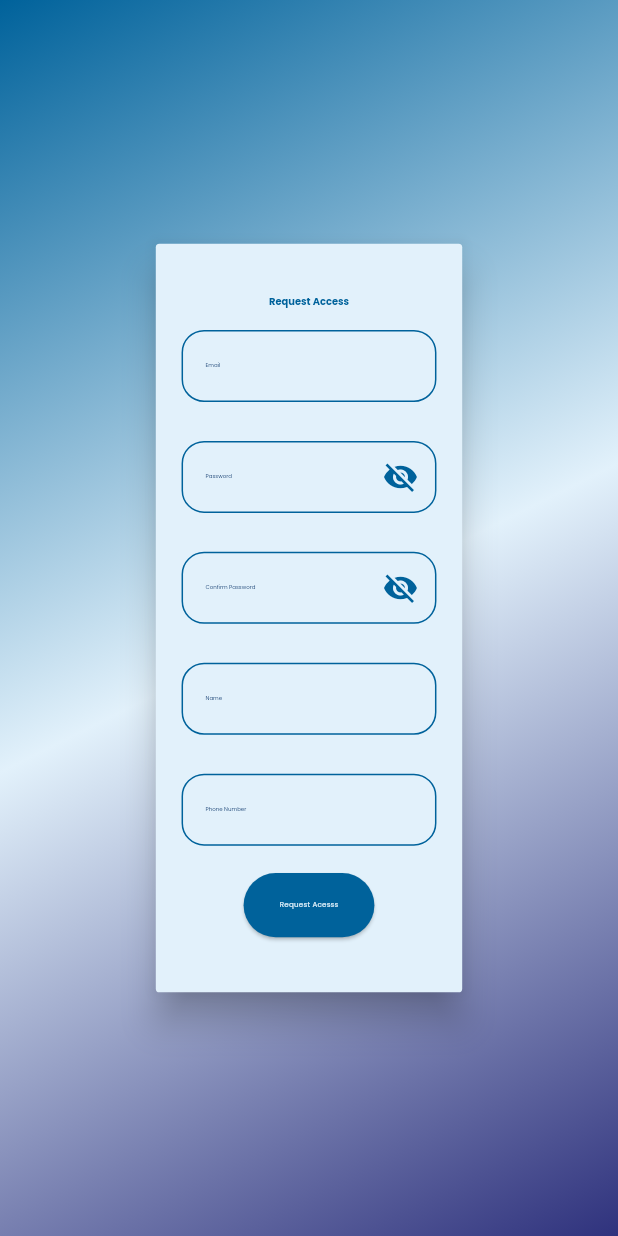
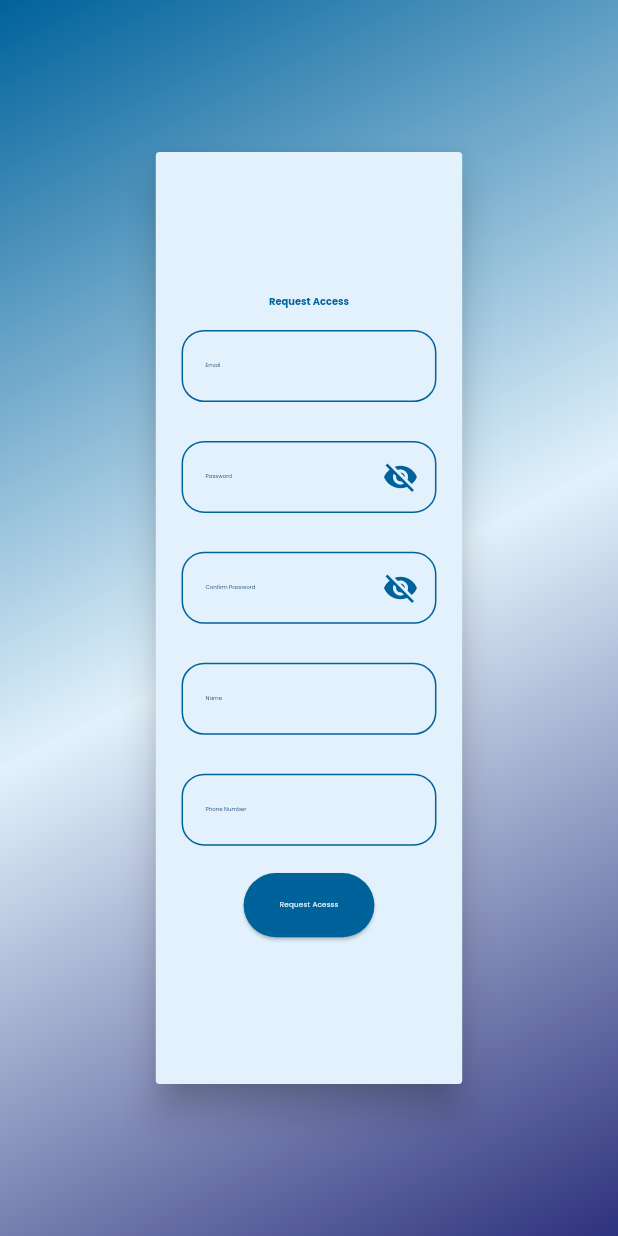
Before and after one commit to AyatSalahEl-din/IEEE_Website_Admin, a Flutter app: the SignUpScreen screen opened by its route, on a phone screen of 412 x 824 dp. Run offline on Flutter 3.47's test engine with Material 3 defaults, Android fonts, the phone set to English and light mode, and no system bars; our stand-ins replace cloud_firestore, cloud_functions, firebase_auth, firebase_core, flutter_screenutil, google_fonts and 1 more; missing offline and left inert: flutter_rounded_date_picker, image_picker_web; accounts and stored records are empty.

```diff
--- a/lib/Login/signup/sign.dart
+++ b/lib/Login/signup/sign.dart
@@ -184,7 +184,7 @@ class _SignUpScreenState extends State<SignUpScreen> {
               child: Padding(
                 padding: EdgeInsets.all(24.w),
                 child: SizedBox(
-                  height: 4000.h,
+                  height: 5000.h,
                   width: 900.w,
                   child: Form(
                     key: formKey,
```
